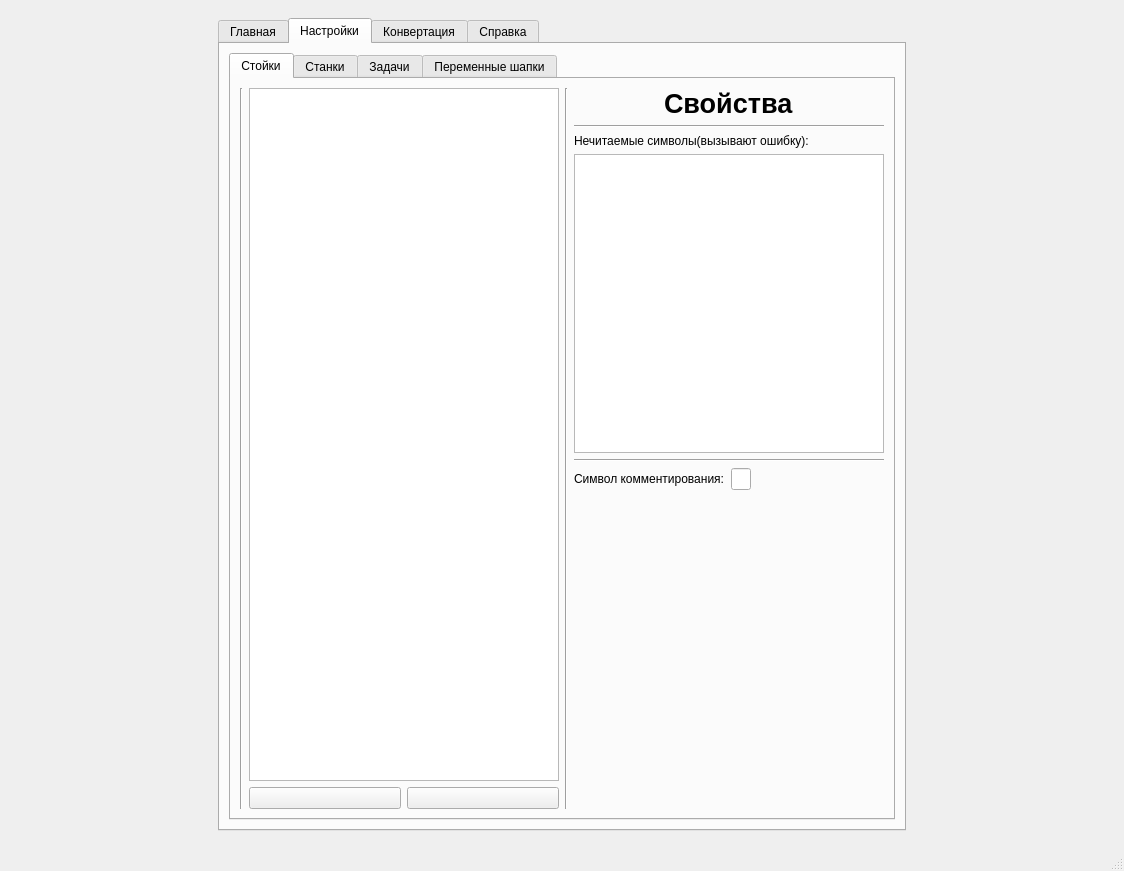
The window that docs/pyside2-designer/ui.ui (filthps/CNC-File-Parser) describes before a commit, drawn with Qt 5.
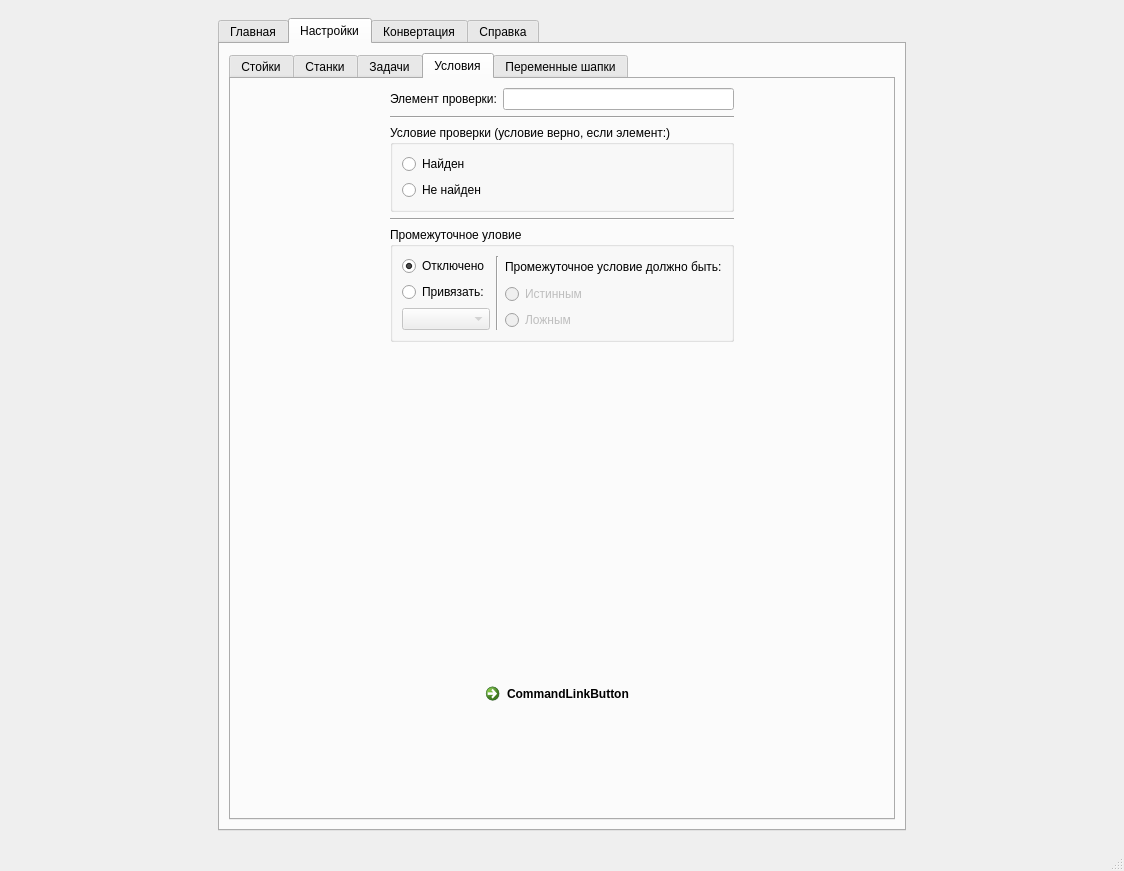
The same window after the commit. The open tabs and pages were chosen to show the change. Icons and pictures are not drawn.

Commit message: Добавил в ui вкладку условия

```diff
--- a/docs/pyside2-designer/ui.ui
+++ b/docs/pyside2-designer/ui.ui
@@ -225,7 +225,7 @@
                <string notr="true"/>
               </property>
               <property name="currentIndex">
-               <number>0</number>
+               <number>3</number>
               </property>
               <widget class="QWidget" name="tab_2">
                <attribute name="title">
@@ -2753,6 +2753,267 @@
                 </item>
                </layout>
               </widget>
+              <widget class="QWidget" name="tab_7">
+               <attribute name="title">
+                <string>Условия</string>
+               </attribute>
+               <layout class="QVBoxLayout" name="verticalLayout_68">
+                <item>
+                 <layout class="QVBoxLayout" name="verticalLayout_67">
+                  <item>
+                   <layout class="QHBoxLayout" name="horizontalLayout_63">
+                    <item>
+                     <spacer name="horizontalSpacer_41">
+                      <property name="orientation">
+                       <enum>Qt::Horizontal</enum>
+                      </property>
+                      <property name="sizeHint" stdset="0">
+                       <size>
+                        <width>40</width>
+                        <height>20</height>
+                       </size>
+                      </property>
+                     </spacer>
+                    </item>
+                    <item>
+                     <layout class="QVBoxLayout" name="verticalLayout_66">
+                      <item>
+                       <layout class="QHBoxLayout" name="horizontalLayout_58">
+                        <item>
+                         <widget class="QLabel" name="label_36">
+                          <property name="text">
+                           <string>Элемент проверки:</string>
+                          </property>
+                         </widget>
+                        </item>
+                        <item>
+                         <widget class="QLineEdit" name="lineEdit_28"/>
+                        </item>
+                       </layout>
+                      </item>
+                      <item>
+                       <widget class="Line" name="line_20">
+                        <property name="orientation">
+                         <enum>Qt::Horizontal</enum>
+                        </property>
+                       </widget>
+                      </item>
+                      <item>
+                       <widget class="QGroupBox" name="groupBox_19">
+                        <property name="title">
+                         <string>Условие проверки (условие верно, если элемент:)</string>
+                        </property>
+                        <layout class="QVBoxLayout" name="verticalLayout_65">
+                         <item>
+                          <widget class="QRadioButton" name="radioButton_24">
+                           <property name="text">
+                            <string>Найден</string>
+                           </property>
+                          </widget>
+                         </item>
+                         <item>
+                          <widget class="QRadioButton" name="radioButton_25">
+                           <property name="text">
+                            <string>Не найден</string>
+                           </property>
+                          </widget>
+                         </item>
+                        </layout>
+                       </widget>
+                      </item>
+                      <item>
+                       <widget class="Line" name="line_21">
+                        <property name="orientation">
+                         <enum>Qt::Horizontal</enum>
+                        </property>
+                       </widget>
+                      </item>
+                      <item>
+                       <widget class="QGroupBox" name="groupBox_20">
+                        <property name="enabled">
+                         <bool>true</bool>
+                        </property>
+                        <property name="title">
+                         <string>Промежуточное уловие</string>
+                        </property>
+                        <layout class="QHBoxLayout" name="horizontalLayout_62">
+                         <item>
+                          <layout class="QVBoxLayout" name="verticalLayout_64">
+                           <item>
+                            <widget class="QRadioButton" name="radioButton_26">
+                             <property name="enabled">
+                              <bool>true</bool>
+                             </property>
+                             <property name="text">
+                              <string>Отключено</string>
+                             </property>
+                             <property name="checked">
+                              <bool>true</bool>
+                             </property>
+                            </widget>
+                           </item>
+                           <item>
+                            <layout class="QVBoxLayout" name="verticalLayout_61">
+                             <item>
+                              <widget class="QRadioButton" name="radioButton_27">
+                               <property name="text">
+                                <string>Привязать:</string>
+                               </property>
+                              </widget>
+                             </item>
+                             <item>
+                              <widget class="QComboBox" name="comboBox">
+                               <property name="enabled">
+                                <bool>false</bool>
+                               </property>
+                              </widget>
+                             </item>
+                            </layout>
+                           </item>
+                          </layout>
+                         </item>
+                         <item>
+                          <widget class="Line" name="line_29">
+                           <property name="orientation">
+                            <enum>Qt::Vertical</enum>
+                           </property>
+                          </widget>
+                         </item>
+                         <item>
+                          <layout class="QVBoxLayout" name="verticalLayout_63">
+                           <item>
+                            <widget class="QLabel" name="label_41">
+                             <property name="text">
+                              <string>Промежуточное условие должно быть:</string>
+                             </property>
+                            </widget>
+                           </item>
+                           <item>
+                            <widget class="QRadioButton" name="radioButton_29">
+                             <property name="enabled">
+                              <bool>false</bool>
+                             </property>
+                             <property name="text">
+                              <string>Истинным</string>
+                             </property>
+                            </widget>
+                           </item>
+                           <item>
+                            <widget class="QRadioButton" name="radioButton_30">
+                             <property name="enabled">
+                              <bool>false</bool>
+                             </property>
+                             <property name="text">
+                              <string>Ложным</string>
+                             </property>
+                            </widget>
+                           </item>
+                          </layout>
+                         </item>
+                        </layout>
+                       </widget>
+                      </item>
+                     </layout>
+                    </item>
+                    <item>
+                     <spacer name="horizontalSpacer_60">
+                      <property name="orientation">
+                       <enum>Qt::Horizontal</enum>
+                      </property>
+                      <property name="sizeHint" stdset="0">
+                       <size>
+                        <width>40</width>
+                        <height>20</height>
+                       </size>
+                      </property>
+                     </spacer>
+                    </item>
+                   </layout>
+                  </item>
+                  <item>
+                   <spacer name="verticalSpacer_27">
+                    <property name="orientation">
+                     <enum>Qt::Vertical</enum>
+                    </property>
+                    <property name="sizeHint" stdset="0">
+                     <size>
+                      <width>20</width>
+                      <height>40</height>
+                     </size>
+                    </property>
+                   </spacer>
+                  </item>
+                  <item>
+                   <layout class="QVBoxLayout" name="verticalLayout_62">
+                    <item>
+                     <spacer name="verticalSpacer_25">
+                      <property name="orientation">
+                       <enum>Qt::Vertical</enum>
+                      </property>
+                      <property name="sizeHint" stdset="0">
+                       <size>
+                        <width>20</width>
+                        <height>40</height>
+                       </size>
+                      </property>
+                     </spacer>
+                    </item>
+                    <item>
+                     <layout class="QHBoxLayout" name="horizontalLayout_61">
+                      <item>
+                       <spacer name="horizontalSpacer_22">
+                        <property name="orientation">
+                         <enum>Qt::Horizontal</enum>
+                        </property>
+                        <property name="sizeHint" stdset="0">
+                         <size>
+                          <width>40</width>
+                          <height>20</height>
+                         </size>
+                        </property>
+                       </spacer>
+                      </item>
+                      <item>
+                       <widget class="QCommandLinkButton" name="commandLinkButton_9">
+                        <property name="text">
+                         <string>CommandLinkButton</string>
+                        </property>
+                       </widget>
+                      </item>
+                      <item>
+                       <spacer name="horizontalSpacer_40">
+                        <property name="orientation">
+                         <enum>Qt::Horizontal</enum>
+                        </property>
+                        <property name="sizeHint" stdset="0">
+                         <size>
+                          <width>40</width>
+                          <height>20</height>
+                         </size>
+                        </property>
+                       </spacer>
+                      </item>
+                     </layout>
+                    </item>
+                    <item>
+                     <spacer name="verticalSpacer_26">
+                      <property name="orientation">
+                       <enum>Qt::Vertical</enum>
+                      </property>
+                      <property name="sizeHint" stdset="0">
+                       <size>
+                        <width>20</width>
+                        <height>40</height>
+                       </size>
+                      </property>
+                     </spacer>
+                    </item>
+                   </layout>
+                  </item>
+                 </layout>
+                </item>
+               </layout>
+              </widget>
               <widget class="QWidget" name="tab_4">
                <attribute name="title">
                 <string>Переменные шапки</string>
```
Left out of the diff: 13 changed lines with no effect on the pictures.
